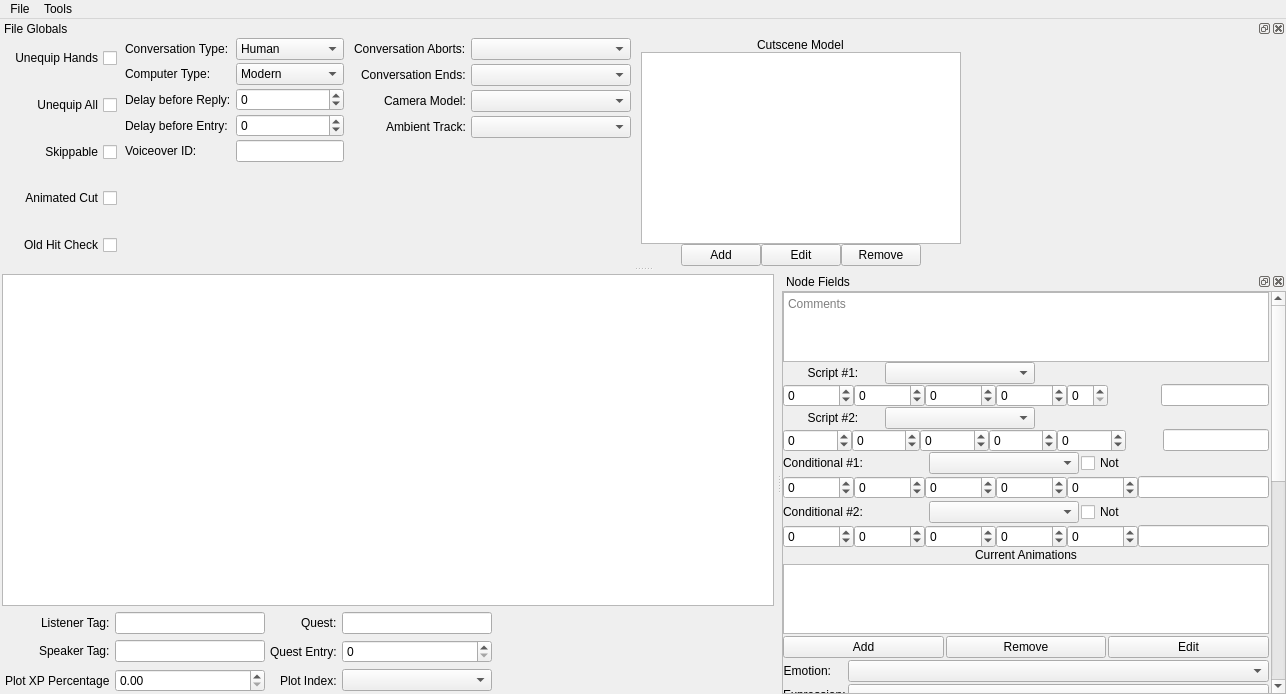
NickHugi/PyKotor, file Tools/HolocronToolset/src/ui/editors/dlg.ui: the form before one commit.
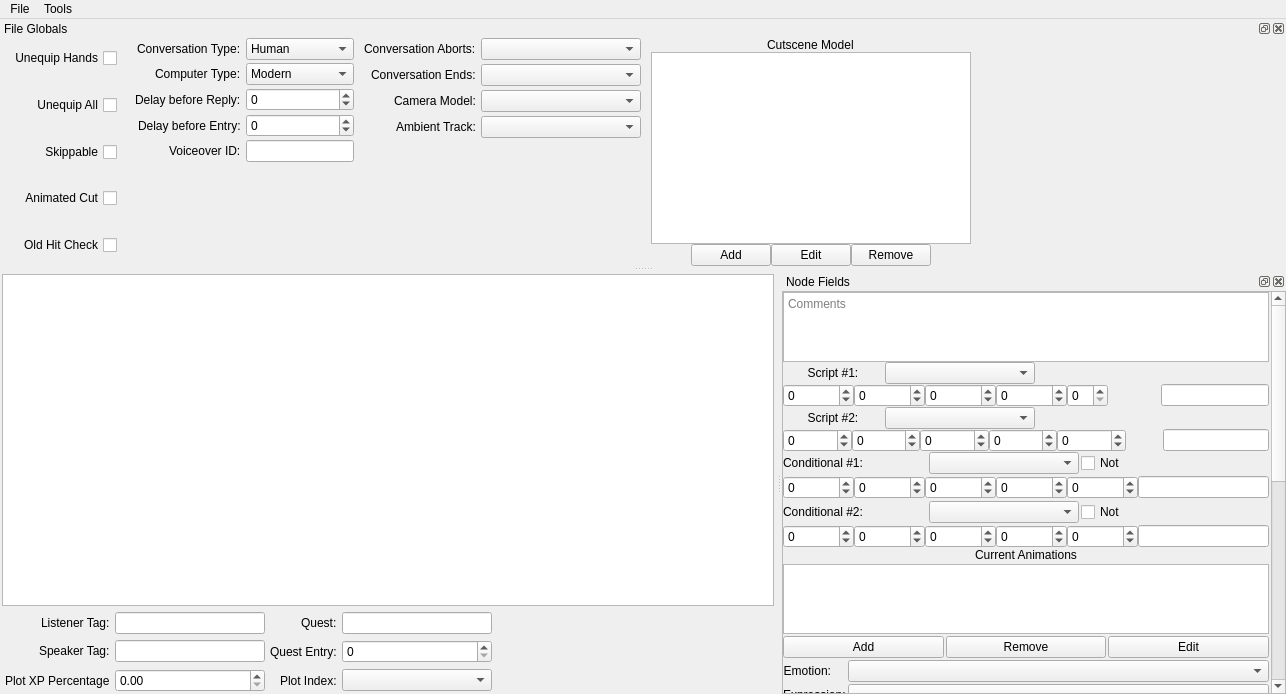
The form after the commit. Custom widgets are drawn as their Qt base class.

Patch:
```diff
--- a/Tools/HolocronToolset/src/ui/editors/dlg.ui
+++ b/Tools/HolocronToolset/src/ui/editors/dlg.ui
@@ -1597,7 +1597,7 @@
          <number>0</number>
         </property>
         <property name="rightMargin">
-         <number>0</number>
+         <number>10</number>
         </property>
         <property name="bottomMargin">
          <number>0</number>
@@ -1678,7 +1678,7 @@
        <property name="verticalSpacing">
         <number>3</number>
        </property>
-       <item row="0" column="0">
+       <item row="0" column="0" alignment="Qt::AlignRight">
         <widget class="QLabel" name="convoTypeLabel">
          <property name="text">
           <string>Conversation Type:</string>
@@ -1720,7 +1720,7 @@
          </item>
         </widget>
        </item>
-       <item row="1" column="0">
+       <item row="1" column="0" alignment="Qt::AlignRight">
         <widget class="QLabel" name="computerTypeLabel">
          <property name="text">
           <string>Computer Type:</string>
@@ -1747,7 +1747,7 @@
          </item>
         </widget>
        </item>
-       <item row="2" column="0">
+       <item row="2" column="0" alignment="Qt::AlignRight">
         <widget class="QLabel" name="delayReplyLabel">
          <property name="text">
           <string>Delay before Reply:</string>
@@ -1770,7 +1770,7 @@
          </property>
         </widget>
        </item>
-       <item row="3" column="0">
+       <item row="3" column="0" alignment="Qt::AlignRight">
         <widget class="QLabel" name="delayEntryLabel">
          <property name="text">
           <string>Delay before Entry:</string>
@@ -1793,7 +1793,7 @@
          </property>
         </widget>
        </item>
-       <item row="4" column="0">
+       <item row="4" column="0" alignment="Qt::AlignRight">
         <widget class="QLabel" name="voiceOverIDLabel">
          <property name="text">
           <string>Voiceover ID:</string>
```
Left out of the diff: 6 changed lines with no effect on the pictures.
